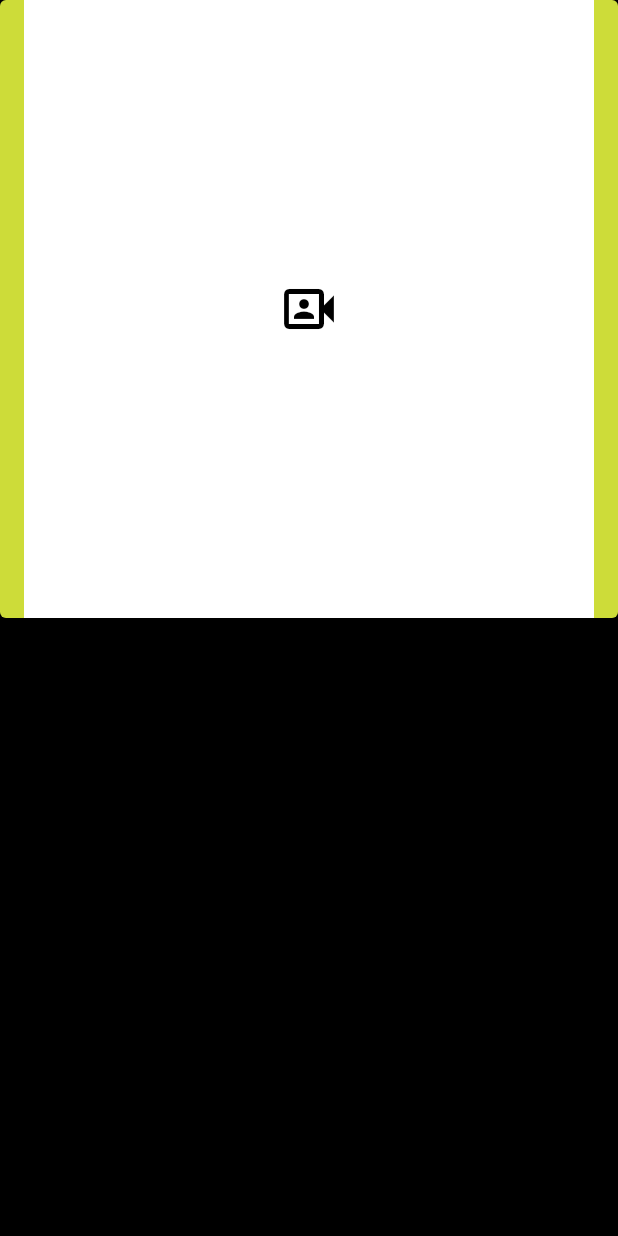
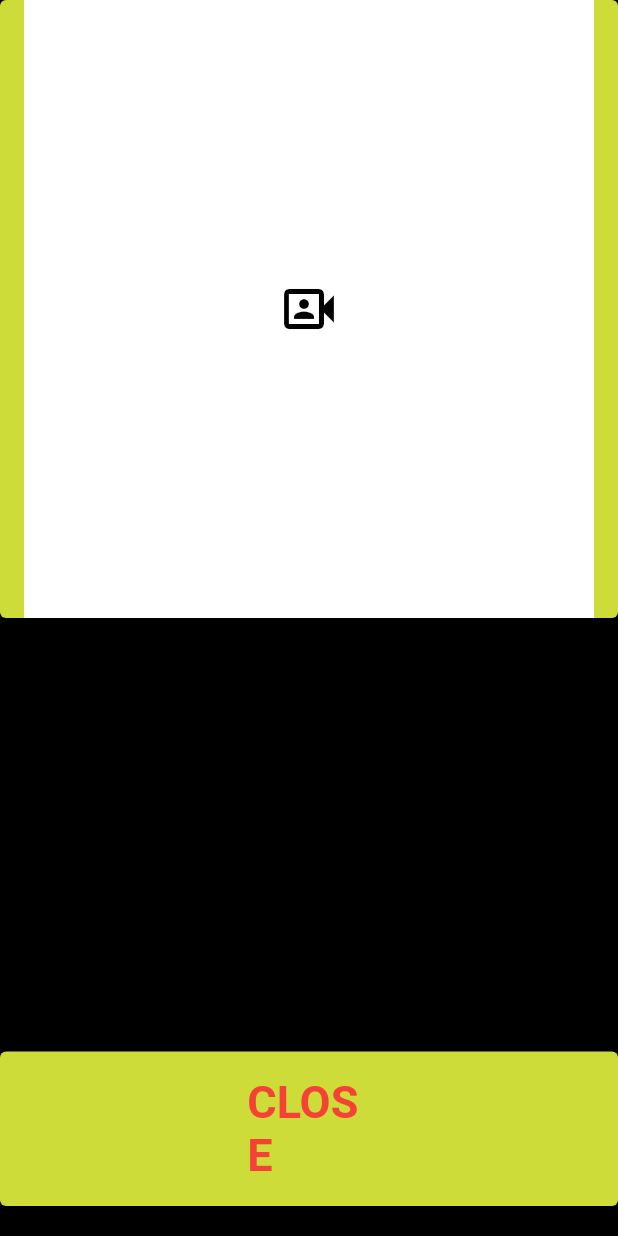
Before and after one commit to aryamanshrivastava/Flutter-Tensorflow-Object-Detection, a Flutter app: the HomePage screen opened directly, on a phone screen of 412 x 824 dp. Run offline on Flutter 3.47's test engine with Material 2 defaults, Android fonts, the phone set to English and light mode, and no system bars; our stand-ins replace camera; missing offline and left inert: tflite.

```diff
--- a/lib/home.dart
+++ b/lib/home.dart
@@ -3,6 +3,7 @@
 import 'package:camera/camera.dart';
 import 'package:flutter/material.dart';
 import 'package:object_detection/main.dart';
+import 'package:object_detection/start.dart';
 import 'package:tflite/tflite.dart';
 
 class HomePage extends StatefulWidget {
@@ -105,9 +106,10 @@ class _HomePageState extends State<HomePage> {
             ),
           ),
           SizedBox(
-            height: MediaQuery.of(context).size.height * 0.2,
+            height: MediaQuery.of(context).size.height * 0.05,
           ),
-          Center(
+          Expanded(
+            child: Center(
               child: Text(
                 result,
                 textAlign: TextAlign.center,
@@ -117,6 +119,33 @@ class _HomePageState extends State<HomePage> {
                 ),
               ),
             ),
+          ),
+          SizedBox(
+            height: MediaQuery.of(context).size.height * 0.05,
+          ),
+          Expanded(
+            child: Align(
+              alignment: Alignment.bottomCenter,
+              child: ElevatedButton(
+                  style: ElevatedButton.styleFrom(
+                      padding: EdgeInsets.symmetric(
+                          horizontal: MediaQuery.of(context).size.width * 0.4,
+                          vertical: MediaQuery.of(context).size.height * 0.02)),
+                  onPressed: () {
+                    Navigator.of(context).pushReplacement(
+                      MaterialPageRoute(builder: (context) => const Start()),
+                    );
+                  },
+                  child: const Text('CLOSE',
+                      style: TextStyle(
+                          color: Colors.red,
+                          fontWeight: FontWeight.w700,
+                          fontSize: 30))),
+            ),
+          ),
+          const SizedBox(
+            height: 20,
+          )
         ],
       ),
     );
```
Also changed, not shown: lib/splash.dart (+10 -9 lines), lib/start.dart (added, +37 -0 lines). Lines whose indentation alone changed are shown as unchanged.
